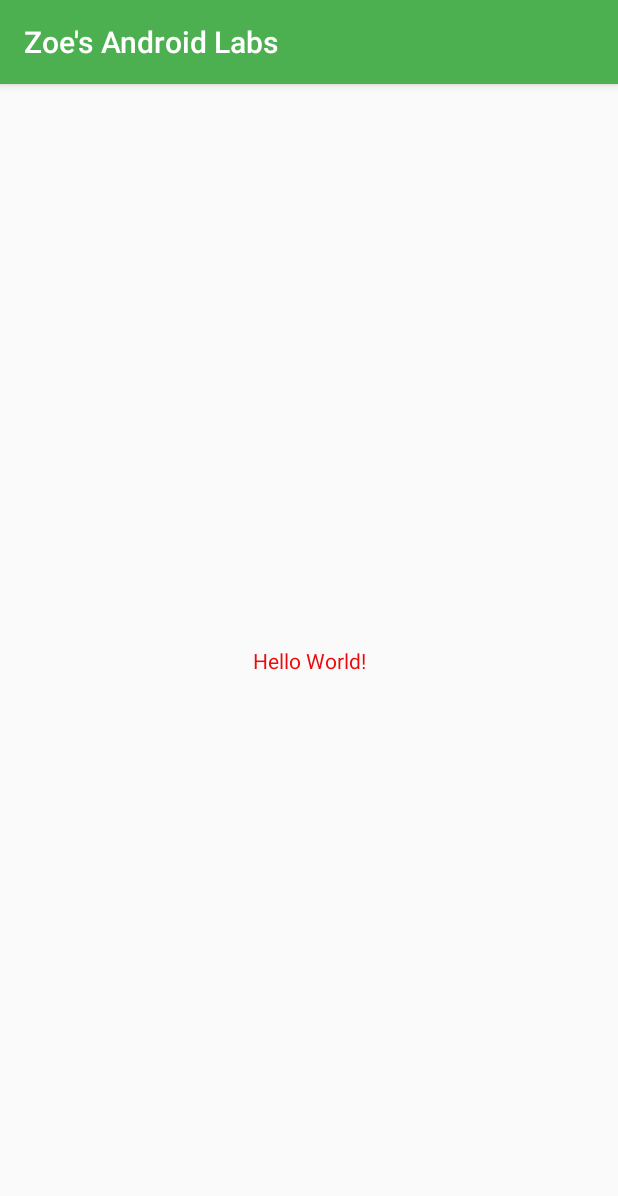
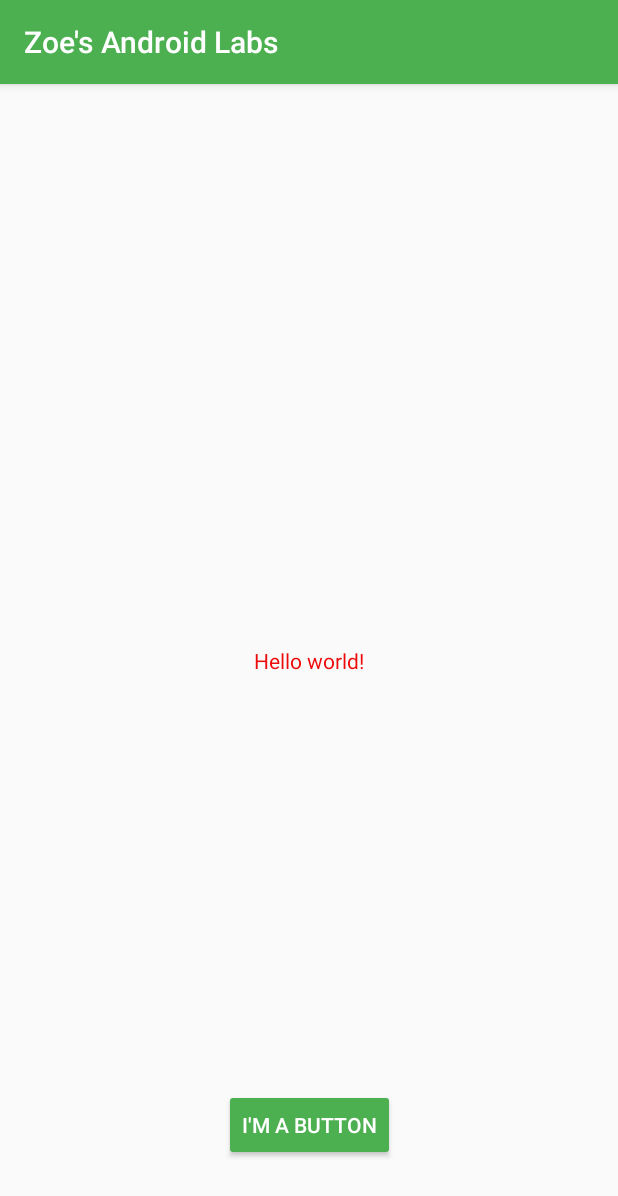
Before and after one commit to ZHOU-1234567/MyAndroidLabs, an Android app: the screen it shows after launch (MainActivity), on a phone screen of 412 x 824 dp. Shown: the top 1196 px of the screen. Run offline under Robolectric (Android 15) with nearby library versions, the phone set to English and light mode, and no system bars.

Commit message:
Third commit: added a button and french language support

```diff
--- a/app/src/main/res/layout/activity_main.xml
+++ b/app/src/main/res/layout/activity_main.xml
@@ -9,10 +9,21 @@
     <TextView
         android:layout_width="wrap_content"
         android:layout_height="wrap_content"
-        android:text="Hello World!"
+        android:text="@string/hello_message"
         app:layout_constraintBottom_toBottomOf="parent"
         app:layout_constraintEnd_toEndOf="parent"
         app:layout_constraintStart_toStartOf="parent"
         app:layout_constraintTop_toTopOf="parent" />
 
+    <Button
+        android:layout_width="wrap_content"
+        android:layout_height="wrap_content"
+        android:layout_marginBottom="50dp"
+        android:text="@string/button_message"
+        android:backgroundTint="@color/my_primary"
+        android:textColor="@color/white"
+        app:layout_constraintBottom_toBottomOf="parent"
+        app:layout_constraintEnd_toEndOf="parent"
+        app:layout_constraintHorizontal_bias="0.5"
+        app:layout_constraintStart_toStartOf="parent" />
 </androidx.constraintlayout.widget.ConstraintLayout>
--- a/app/src/main/res/values/strings.xml
+++ b/app/src/main/res/values/strings.xml
@@ -1,3 +1,5 @@
 <resources>
     <string name="app_name">Zoe\'s Android Labs</string>
+    <string name="hello_message">Hello world!</string>
+    <string name="button_message">I\'m a button</string>
 </resources>
```
Also changed, not shown: 1 other file.
